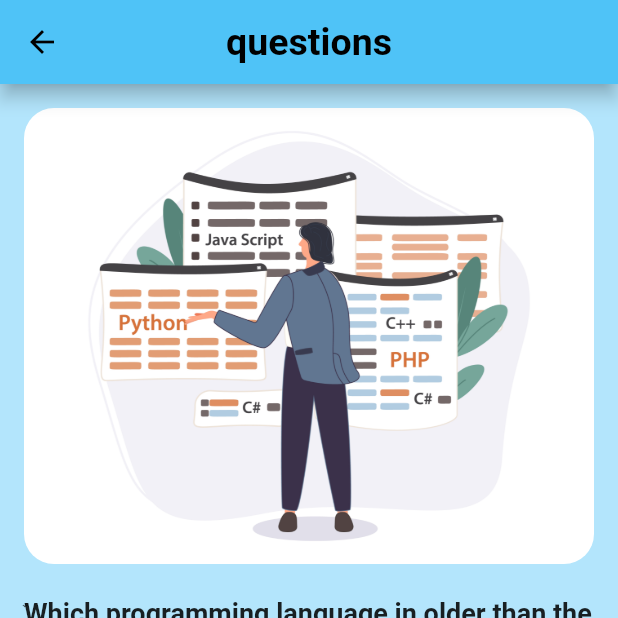
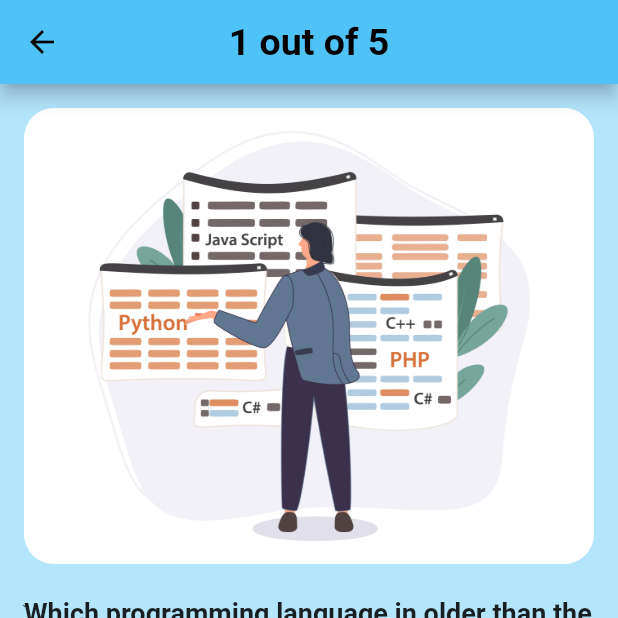
Before and after one commit to MohammadAmin-Andy/Quiz, a Flutter app: the QuizPage screen opened directly, on a phone screen of 412 x 824 dp, the top half of it. Run offline on Flutter 3.47's test engine with Material 2 defaults, Android fonts, the phone set to English and light mode, and no system bars.

Commit message:
set question pages

```diff
--- a/lib/constance/constance.dart
+++ b/lib/constance/constance.dart
@@ -26,7 +26,7 @@ List<Questions> getQuestionsList() {
 
   var thirdQuestions = Questions();
   thirdQuestions.titleQuestions =
-      'Which part of this link caبlled "domain"?\n\n"HTTP://WWW.Websitename.com/help.com.htm"\n';
+      'Which part of this link called "domain"?\n\n"HTTP://WWW.Websitename.com/help.com.htm"\n';
   thirdQuestions.imageNum = '3';
   thirdQuestions.allAnswers = [
     'Websitename.com ',
@@ -36,5 +36,35 @@ List<Questions> getQuestionsList() {
   ];
   thirdQuestions.correctAnswer = 0;
 
-  return [firstQuestions, secondQuestions, thirdQuestions];
+  var forthQuestions = Questions();
+  forthQuestions.titleQuestions =
+      'Which option refers to native programming languages?';
+  forthQuestions.imageNum = '4';
+  forthQuestions.allAnswers = [
+    'Dart',
+    'Java',
+    'KOtlin',
+    '2 and 3',
+  ];
+  forthQuestions.correctAnswer = 3;
+
+  var fifthQuesrions = Questions();
+  fifthQuesrions.titleQuestions =
+      'Number 2 belongs to which one of the following categories?';
+  fifthQuesrions.imageNum = '5';
+  fifthQuesrions.allAnswers = [
+    'String',
+    'int',
+    'bool',
+    'float',
+  ];
+  fifthQuesrions.correctAnswer = 1;
+
+  return [
+    firstQuestions,
+    secondQuestions,
+    thirdQuestions,
+    forthQuestions,
+    fifthQuesrions,
+  ];
 }
--- a/lib/pages/quizPage.dart
+++ b/lib/pages/quizPage.dart
@@ -1,5 +1,6 @@
 import 'package:flutter/material.dart';
-
+import 'package:quiz/data/questions.dart';
+import 'package:quiz/pages/resultPage.dart';
 import '../constance/constance.dart';
 
 class QuizPage extends StatefulWidget {
@@ -11,10 +12,14 @@ class QuizPage extends StatefulWidget {
 
 class _QuizPageState extends State<QuizPage> {
   int showQuestionIndex = 0;
+  Questions? selectedQuestions;
+  bool state = false;
 
   @override
   Widget build(BuildContext context) {
-    var showImageIndex = getQuestionsList()[showQuestionIndex].imageNum!;
+    selectedQuestions = getQuestionsList()[showQuestionIndex];
+    var showImageIndex = selectedQuestions!.imageNum;
+
     return Scaffold(
       backgroundColor: Colors.lightBlue[100],
       appBar: AppBar(
@@ -23,7 +28,7 @@ class _QuizPageState extends State<QuizPage> {
         backgroundColor: Colors.lightBlue[300],
         centerTitle: true,
         title: Text(
-          'questions',
+          '${showQuestionIndex + 1} out of ${getQuestionsList().length}',
           style: TextStyle(
             color: Colors.black,
             fontSize: 25,
@@ -45,7 +50,7 @@ class _QuizPageState extends State<QuizPage> {
               ),
               SizedBox(height: 20),
               Text(
-                '${getQuestionsList()[showQuestionIndex].titleQuestions}',
+                '${selectedQuestions!.titleQuestions}',
                 style: TextStyle(
                   fontSize: 18,
                   fontWeight: FontWeight.bold,
@@ -53,20 +58,61 @@ class _QuizPageState extends State<QuizPage> {
               ),
               ...List.generate(
                 4,
-                (index) => ListTile(
-                  title: Text(
-                    getQuestionsList()[showQuestionIndex].allAnswers![index],
+                (index) => _getOptionsItem(index),
+              ),
+              SizedBox(height: 20),
+              if (state)
+                ElevatedButton(
+                  style: ElevatedButton.styleFrom(
+                    primary: Colors.red[600],
+                    minimumSize: Size(180, 50),
+                  ),
+                  onPressed: () {
+                    Navigator.push(
+                      context,
+                      MaterialPageRoute(
+                        builder: (BuildContext context) => ResultPage(),
+                      ),
+                    );
+                  },
+                  child: Text(
+                    'Final Result',
                     style: TextStyle(
                       fontSize: 20,
-                      fontWeight: FontWeight.w500,
+                      fontWeight: FontWeight.bold,
                     ),
                   ),
                 ),
-              ),
             ],
           ),
         ),
       ),
     );
   }
+
+  Widget _getOptionsItem(int index) {
+    return ListTile(
+      title: Text(
+        selectedQuestions!.allAnswers![index],
+        style: TextStyle(
+          fontSize: 20,
+          fontWeight: FontWeight.w500,
+        ),
+      ),
+      onTap: () {
+        if (selectedQuestions!.correctAnswer == index) {
+          print('doroste');
+        } else {
+          print('ghalate');
+        }
+        setState(() {
+          if (showQuestionIndex < getQuestionsList().length - 1) {
+            showQuestionIndex++;
+          } else {
+            state = true;
+          }
+        });
+      },
+    );
+  }
 }
```
Also changed, not shown: lib/pages/resultPage.dart (added, +27 -0 lines), images/4.jpg (added), images/5.jpg (renamed from images/x.jpg).
